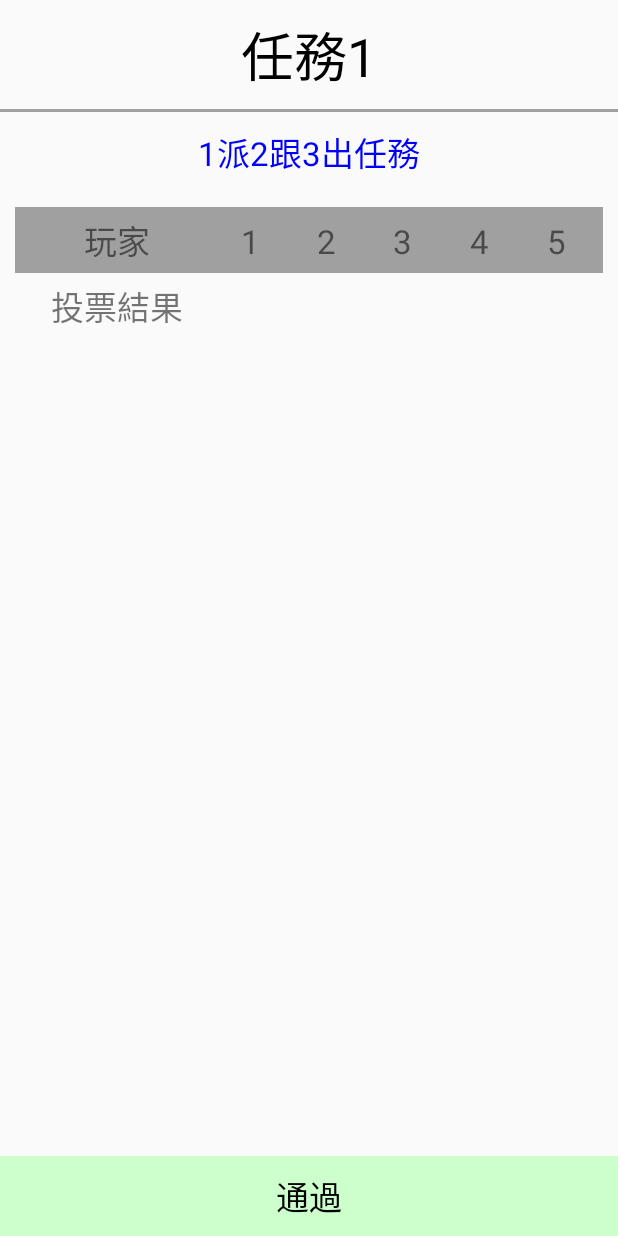
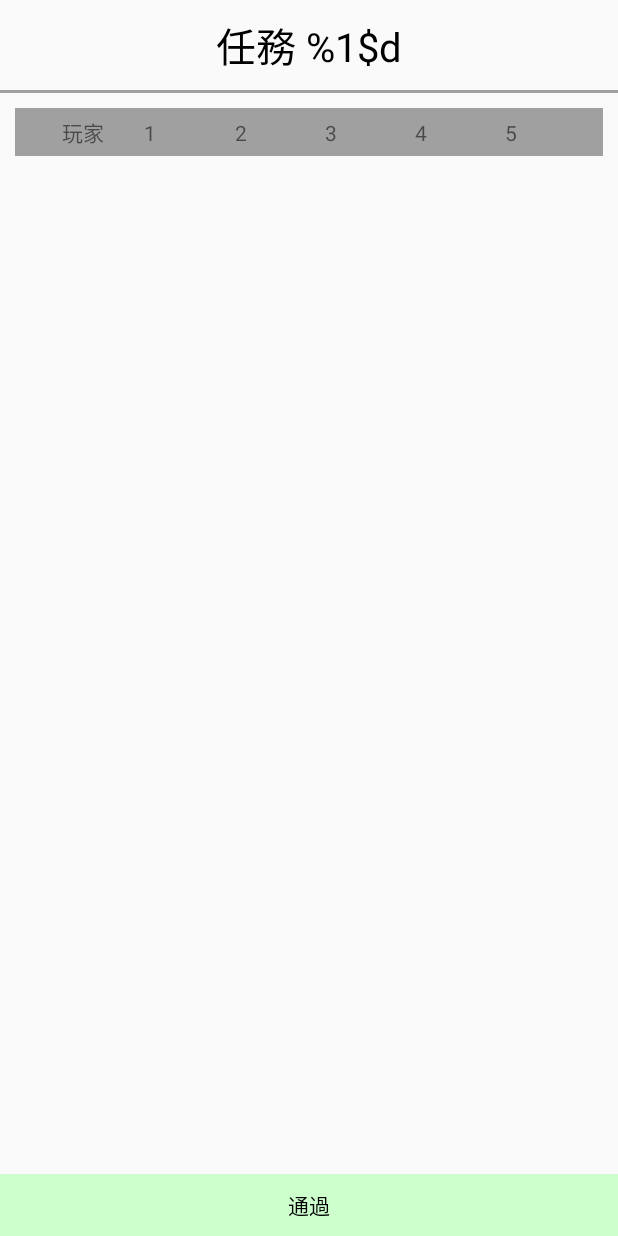
Before and after one commit to CinnamonJui/AvalonCharacters, an Android app: the layout mission_record.xml on its own in the app's theme, with its tools: preview values and no code run, on a phone screen of 412 x 824 dp. Run offline under Robolectric (Android 15) with nearby library versions, the phone set to English and light mode, and no system bars.

Commit message:
feat: finish mission-record

```diff
--- a/app/src/main/res/layout/mission_record.xml
+++ b/app/src/main/res/layout/mission_record.xml
@@ -1,146 +1,85 @@
 <?xml version="1.0" encoding="utf-8"?>
 <RelativeLayout xmlns:android="http://schemas.android.com/apk/res/android"
         android:layout_width="match_parent"
-        android:layout_height="wrap_content"
-        >
+        android:layout_height="wrap_content">
+
     <TextView
+            android:id="@+id/mission_title"
             android:layout_width="match_parent"
             android:layout_height="wrap_content"
-            android:id="@+id/mission_title"
             android:gravity="center"
-            android:textSize="16pt"
+            android:padding="10dp"
+            android:text="@string/mission_title"
             android:textColor="@color/title_default"
-            android:padding="10dp"
-            android:text="任務1" />
+            android:textSize="12pt" />
+
     <View
             android:id="@+id/view1"
             android:layout_width="fill_parent"
             android:layout_height="2dp"
+            android:layout_below="@+id/mission_title"
             android:layout_alignParentRight="true"
-            android:layout_below="@+id/mission_title"
             android:background="@color/table_title" />
-    <TextView
-            android:layout_width="match_parent"
-            android:layout_height="wrap_content"
-            android:layout_below="@id/view1"
-            android:id="@+id/mission_detail"
-            android:gravity="center"
-            android:textSize="10pt"
-            android:padding="10dp"
-            android:textColor="@color/mission_message"
-            android:text="1派2跟3出任務" />
+
     <TableLayout
+            android:id="@+id/mission_table"
+            android:stretchColumns="*"
             android:layout_width="match_parent"
             android:layout_height="match_parent"
-            android:layout_below="@+id/mission_detail"
+            android:layout_below="@+id/view1"
             android:padding="10dp">
+
         <TableRow
                 android:background="@color/table_title"
                 android:padding="5dp">
+
             <TextView
                     android:layout_width="wrap_content"
                     android:layout_height="wrap_content"
                     android:layout_weight="1"
-                    android:textSize="10pt"
-                    android:gravity="center"
-                    android:text="玩家"/>
+                    android:textAlignment="center"
+                    android:text="玩家" />
+
             <TextView
                     android:layout_width="wrap_content"
                     android:layout_height="wrap_content"
                     android:layout_weight="1"
-                    android:gravity="center"
-                    android:textSize="10pt"
-                    android:text="1"/>
+                    android:text="1" />
+
             <TextView
                     android:layout_width="wrap_content"
                     android:layout_height="wrap_content"
                     android:layout_weight="1"
-                    android:gravity="center"
-                    android:textSize="10pt"
-                    android:text="2"/>
+                    android:text="2" />
 
-            <TextView
-                    android:layout_width="wrap_content"
-                    android:layout_weight="1"
-                    android:gravity="center"
-                    android:textSize="10pt"
-                    android:text="3" />
             <TextView
                     android:layout_width="wrap_content"
                     android:layout_height="wrap_content"
                     android:layout_weight="1"
-                    android:gravity="center"
-                    android:textSize="10pt"
-                    android:text="4"/>
+                    android:text="3" />
+
             <TextView
                     android:layout_width="wrap_content"
                     android:layout_height="wrap_content"
                     android:layout_weight="1"
-                    android:gravity="center"
-                    android:textSize="10pt"
-                    android:text="5"/>
-        </TableRow>
-        <TableRow
-                android:padding="5dp">
-            <TextView
-                    android:layout_width="wrap_content"
-                    android:layout_height="wrap_content"
-                    android:gravity="center"
-                    android:layout_weight="1"
-                    android:textSize="10pt"
-                    android:text="投票結果"/>
-            <TextView
-                    android:layout_width="wrap_content"
-                    android:layout_height="wrap_content"
-                    android:id="@+id/player1"
-                    android:layout_weight="1"
-                    android:gravity="center"
-                    android:textSize="10pt"
-                    android:text=""/>
-            <TextView
-                    android:layout_width="wrap_content"
-                    android:layout_height="wrap_content"
-                    android:id="@+id/player2"
-                    android:layout_weight="1"
-                    android:gravity="center"
-                    android:textSize="10pt"
-                    android:text=""/>
+                    android:text="4" />
 
             <TextView
                     android:layout_width="wrap_content"
                     android:layout_height="wrap_content"
-                    android:id="@+id/player3"
                     android:layout_weight="1"
-                    android:gravity="center"
-                    android:textSize="10pt"
-                    android:text="" />
-            <TextView
-                    android:layout_width="wrap_content"
-                    android:layout_height="wrap_content"
-                    android:id="@+id/player4"
-                    android:layout_weight="1"
-                    android:gravity="center"
-                    android:textSize="10pt"
-                    android:text=""/>
-            <TextView
-                    android:layout_width="wrap_content"
-                    android:layout_height="wrap_content"
-                    android:id="@+id/player5"
-                    android:layout_weight="1"
-                    android:gravity="center"
-                    android:textSize="10pt"
-                    android:text=""/>
+                    android:text="5" />
         </TableRow>
     </TableLayout>
+
     <TextView
+            android:id="@+id/mission_result"
             android:layout_width="match_parent"
             android:layout_height="wrap_content"
-            android:id="@+id/mission_result"
-            android:textSize="10pt"
-            android:gravity="center"
             android:layout_alignParentBottom="true"
             android:background="@color/background_success"
-            android:textColor="@color/title_default"
+            android:textAlignment="center"
             android:padding="10dp"
-            android:text="通過" />
+            android:text="通過"
+            android:textColor="@color/title_default" />
 </RelativeLayout>
--- a/app/src/main/res/values/colors.xml
+++ b/app/src/main/res/values/colors.xml
@@ -18,8 +18,9 @@
     <color name="table_title">#A0A0A0</color>
     <color name="mission_message">#0000ff</color>
     <color name="title_default">#000000</color>
+    <color name="assignee">#ffffcc</color>
 
-    <color name="backgroud_default">#FFFFFF</color>
+    <color name="background_default">#ccffff</color>
     <color name="background_success">#ccffcc</color>
     <color name="background_failed">#FF9999</color>
 </resources>
--- a/app/src/main/res/values/strings.xml
+++ b/app/src/main/res/values/strings.xml
@@ -82,4 +82,7 @@
     <!-- TODO: Remove or change this placeholder text -->
     <string name="hello_blank_fragment">Hello blank fragment</string>
 
+    <!--  Mission Record  -->
+    <string name="mission_title">任務 %1$d</string>
+    <string name="round_name">回合 %1$d</string>
 </resources>
```
Also changed, not shown: app/src/main/java/com/example/avaloncharacters/helpers/MissionRecord.kt (+76 -36 lines), app/src/main/res/drawable/crown.png (added).
